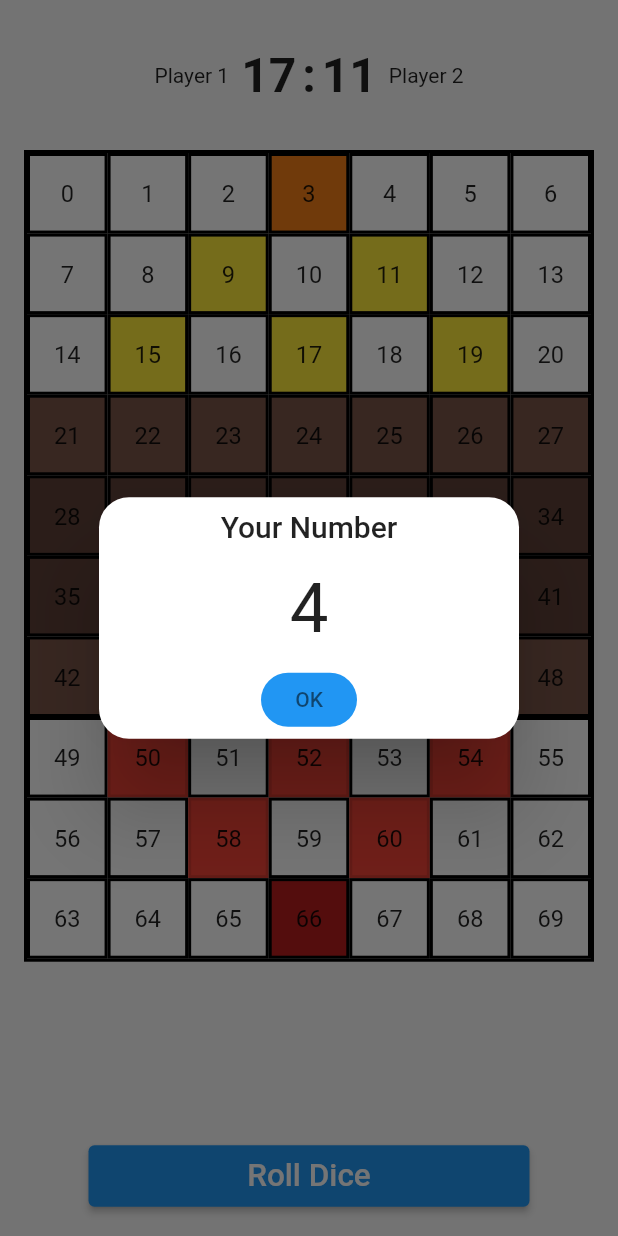
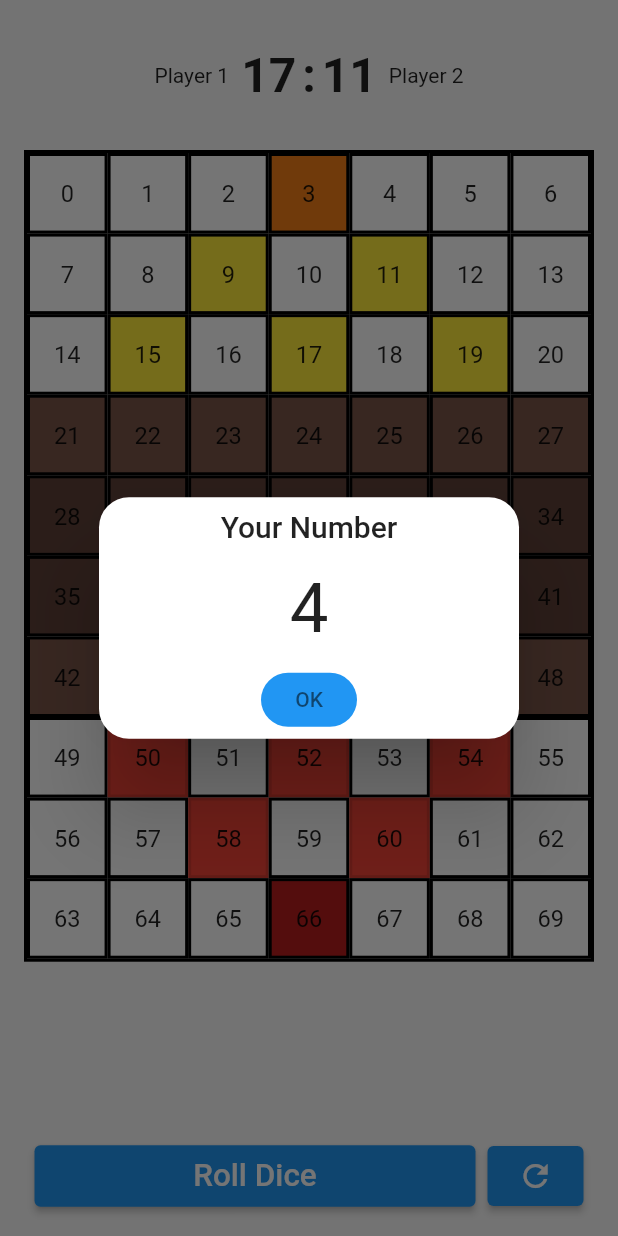
Before and after one commit to reAlpha39/chessbomb, a Flutter app: the _GameLayout screen opened directly, after a tap on "Roll Dice", on a phone screen of 412 x 824 dp. Run offline on Flutter 3.47's test engine with Material 2 defaults, Android fonts, the light colour scheme and no system bars; drawn by our look-alikes of velocity_x; our stand-ins replace bloc, dartz, flutter_bloc, freezed_annotation, get, get_it and 1 more.

Commit message:
add button to change player turn

```diff
--- a/lib/app/game/bloc/game_board/game_board_cubit.dart
+++ b/lib/app/game/bloc/game_board/game_board_cubit.dart
@@ -10,6 +10,8 @@ part 'game_board_cubit.freezed.dart';
 @injectable
 class GameBoardCubit extends Cubit<GameBoardState> {
   GameBoardCubit() : super(const GameBoardState.initial());
+
+  String playerId = '1';
 
   static final List<String> alphabets = ['A', 'B', 'C', 'D', 'E', 'F', 'G'];
   List<String> initialBoardState = boardStateDummy;
@@ -30,6 +32,15 @@ class GameBoardCubit extends Cubit<GameBoardState> {
       }
     }
     tilesIndex.addAll(temp);
+  }
+
+  void changePlayerId() {
+    if (playerId == '1') {
+      playerId = '2';
+    } else {
+      playerId = '1';
+    }
+    emit(GameBoardState.playerTurn(playerId));
   }
 
   void _resetMovement() {
@@ -55,7 +66,7 @@ class GameBoardCubit extends Cubit<GameBoardState> {
     }
   }
 
-  void playerSelectableTile({required String playerId}) {
+  void playerSelectableTile() {
     playerPion = [];
     for (int i = 0; i < initialBoardState.length; i++) {
       List<String> id = initialBoardState[i].split('.');
--- a/lib/app/game/bloc/game_board/game_board_state.dart
+++ b/lib/app/game/bloc/game_board/game_board_state.dart
@@ -8,4 +8,5 @@ class GameBoardState with _$GameBoardState {
   const factory GameBoardState.selectedTiles(int index) = _SelectedTiles;
   const factory GameBoardState.selectedTileDest(int index) = _SelectedTileDest;
   const factory GameBoardState.updateBoard() = _UpdateBoard;
+  const factory GameBoardState.playerTurn(String playerId) = _PlayerTurn;
 }
--- a/lib/app/game/pages/game_page.dart
+++ b/lib/app/game/pages/game_page.dart
@@ -4,8 +4,10 @@ import 'package:bombernyaa/app/game/widgets/game_board.dart';
 import 'package:bombernyaa/app/game/widgets/player_point.dart';
 import 'package:bombernyaa/injection.dart';
 import 'package:bombernyaa/presentation/random_number_dialog.dart';
+import 'package:dartz/dartz.dart';
 import 'package:flutter/material.dart';
 import 'package:flutter_bloc/flutter_bloc.dart';
+import 'package:get/get.dart';
 import 'package:velocity_x/velocity_x.dart';
 
 class GamePage extends StatelessWidget {
@@ -41,25 +43,32 @@ class _GameLayout extends StatelessWidget {
                 title: 'Your Number',
                 middleText: index.toString(),
               );
-              context
-                  .read<GameBoardCubit>()
-                  .playerSelectableTile(playerId: '1');
+              context.read<GameBoardCubit>().playerSelectableTile();
               return null;
             },
             orElse: () => null,
           ),
         ),
         BlocListener<GameBoardCubit, GameBoardState>(
-          listener: (context, state) {
-            // TODO: implement listener
-          },
+          listener: (context, state) => state.maybeWhen(
+            playerTurn: (playerId) => Get.snackbar(
+              'Player Changed',
+              'Player $playerId Turn',
+              snackPosition: SnackPosition.TOP,
+              colorText: Colors.black,
+              backgroundColor: Colors.amberAccent,
+              margin: const EdgeInsets.all(10),
+            ),
+            orElse: () => null,
+          ),
         ),
       ],
       child: Scaffold(
         floatingActionButtonLocation: FloatingActionButtonLocation.centerFloat,
         floatingActionButton: Align(
             alignment: Alignment.bottomCenter,
-          child: ElevatedButton(
+            child: HStack([
+              ElevatedButton(
                 onPressed: () => context.read<RollDiceCubit>()
                   ..reset()
                   ..rollDice(),
@@ -73,7 +82,12 @@ class _GameLayout extends StatelessWidget {
                     .width(context.screenWidth - 150)
                     .make(),
               ),
-        ),
+              ElevatedButton(
+                onPressed: () =>
+                    context.read<GameBoardCubit>().changePlayerId(),
+                child: const Icon(Icons.refresh).box.height(40).make(),
+              ).pOnly(left: 8),
+            ])),
         body: const VStack([
           PlayerPoint(),
           GameBoard(),
```
Also changed, not shown: lib/app/game/bloc/game_board/game_board_cubit.freezed.dart. Lines whose indentation alone changed are shown as unchanged.
